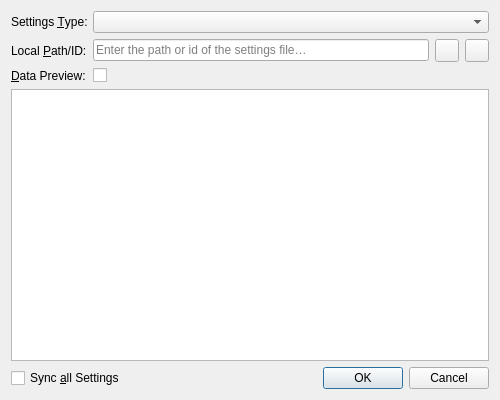
Skycoder42/Conflip, file conflip/editsettingsobjectdialog.ui: the form before one commit.
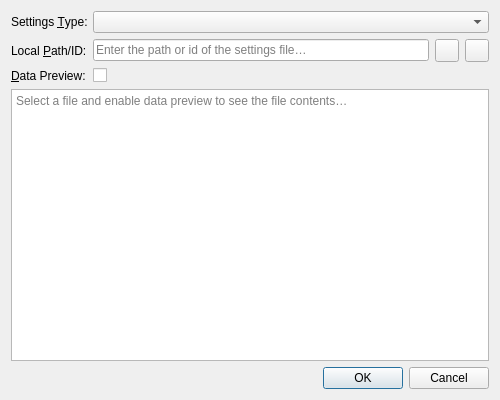
The form after the commit. The open tabs and pages were chosen to show the change. Icons and pictures are not drawn.

Commit message: remove sync all & prepare gui for "file" plugin

What changed in the file:
```diff
--- a/conflip/editsettingsobjectdialog.ui
+++ b/conflip/editsettingsobjectdialog.ui
@@ -88,6 +88,28 @@
     </layout>
    </item>
    <item>
+    <widget class="QStackedWidget" name="stackedWidget">
+     <property name="currentIndex">
+      <number>0</number>
+     </property>
+     <widget class="QWidget" name="page">
+      <layout class="QVBoxLayout" name="verticalLayout_2">
+       <property name="spacing">
+        <number>0</number>
+       </property>
+       <property name="leftMargin">
+        <number>0</number>
+       </property>
+       <property name="topMargin">
+        <number>0</number>
+       </property>
+       <property name="rightMargin">
+        <number>0</number>
+       </property>
+       <property name="bottomMargin">
+        <number>0</number>
+       </property>
+       <item>
     <widget class="QTreeView" name="settingsTreeView">
      <property name="contextMenuPolicy">
       <enum>Qt::ActionsContextMenu</enum>
@@ -106,13 +128,40 @@
      </property>
     </widget>
    </item>
+      </layout>
+     </widget>
+     <widget class="QWidget" name="page_2">
+      <layout class="QHBoxLayout" name="horizontalLayout_3">
+       <property name="spacing">
+        <number>0</number>
+       </property>
+       <property name="leftMargin">
+        <number>0</number>
+       </property>
+       <property name="topMargin">
+        <number>0</number>
+       </property>
+       <property name="rightMargin">
+        <number>0</number>
+       </property>
+       <property name="bottomMargin">
+        <number>0</number>
+       </property>
    <item>
-    <layout class="QHBoxLayout" name="horizontalLayout_2">
-     <item>
-      <widget class="QCheckBox" name="syncAllBox">
-       <property name="text">
-        <string>Sync &amp;all Settings</string>
-       </property>
+        <widget class="QTextBrowser" name="textBrowser">
+         <property name="tabStopWidth">
+          <number>40</number>
+         </property>
+         <property name="placeholderText">
+          <string>Select a file and enable data preview to see the file contents…</string>
+         </property>
+         <property name="openExternalLinks">
+          <bool>true</bool>
+         </property>
+        </widget>
+       </item>
+      </layout>
+     </widget>
       </widget>
      </item>
      <item>
@@ -126,8 +175,6 @@
       </widget>
      </item>
     </layout>
-   </item>
-  </layout>
   <action name="action_Expand_all">
    <property name="text">
     <string>&amp;Expand all</string>
```
Left out of the diff: 17 changed lines with no effect on the pictures. Lines whose indentation alone changed are shown as unchanged. The commit also changes 6 other files.
